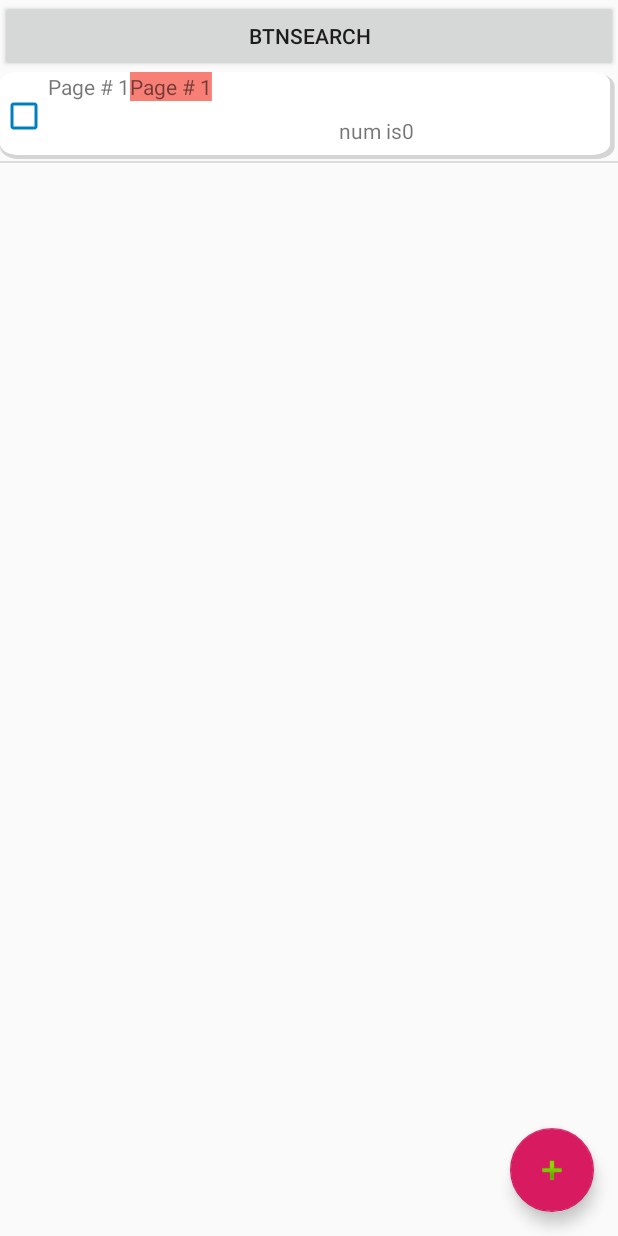
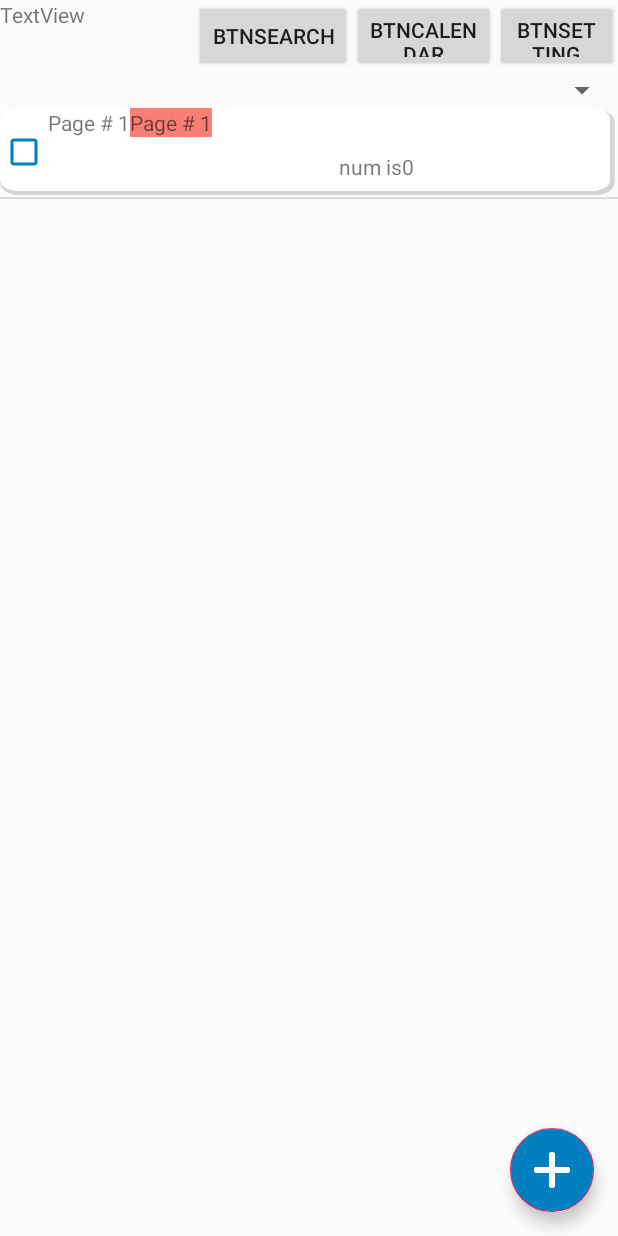
Before and after one commit to s-seongsik/willy_will, an Android app: the screen it shows after launch (activityBase), on a phone screen of 412 x 824 dp. Run offline under Robolectric (Android 15) with nearby library versions, the phone set to English and light mode, and no system bars.

Commit message:
fix activity_base
add button (calendar, setting)
add textview (Date)
add Spinner (group)
fix peb img

```diff
--- a/app/src/main/res/layout/activity_base.xml
+++ b/app/src/main/res/layout/activity_base.xml
@@ -11,12 +11,53 @@
         android:layout_height="match_parent"
         android:orientation="vertical">
 
-        <Button
-            android:id="@+id/btnSearch"
+        <LinearLayout
             android:layout_width="match_parent"
             android:layout_height="wrap_content"
-            android:onClick="btnSearchClick"
-            android:text="btnSearch" />
+            android:orientation="vertical">
+
+            <LinearLayout
+                android:layout_width="match_parent"
+                android:layout_height="match_parent"
+                android:orientation="horizontal">
+
+                <TextView
+                    android:id="@+id/tv"
+                    android:layout_width="156dp"
+                    android:layout_height="match_parent"
+                    android:layout_weight="1"
+                    android:text="TextView" />
+
+                <Button
+                    android:id="@+id/btnSearch"
+                    android:layout_width="wrap_content"
+                    android:layout_height="wrap_content"
+                    android:onClick="btnSearchClick"
+                    android:text="btnSearch" />
+
+                <Button
+                    android:id="@+id/btnCalendar"
+                    android:layout_width="wrap_content"
+                    android:layout_height="match_parent"
+                    android:layout_weight="1"
+                    android:onClick="btnSearchClick"
+                    android:text="btnCalendar" />
+
+                <Button
+                    android:id="@+id/btnSetting"
+                    android:layout_width="wrap_content"
+                    android:layout_height="match_parent"
+                    android:layout_weight="1"
+                    android:onClick="btnSearchClick"
+                    android:text="btnSetting" />
+            </LinearLayout>
+
+            <Spinner
+                android:id="@+id/sp_group"
+                android:layout_width="match_parent"
+                android:layout_height="wrap_content" />
+
+        </LinearLayout>
 
         <androidx.viewpager.widget.ViewPager
             android:id="@+id/calanderViewPager"
@@ -55,6 +96,7 @@
         android:layout_height="wrap_content"
         android:layout_gravity="bottom|end"
         android:layout_margin="@dimen/fab_margin"
-        app:srcCompat="@android:drawable/ic_input_add" />
+        android:backgroundTint="@color/colorBasic"
+        app:srcCompat="@drawable/add"/>
     <!-- ~Fab -->
 </androidx.coordinatorlayout.widget.CoordinatorLayout>
```
Also changed, not shown: app/src/main/res/drawable/add.png (added).
